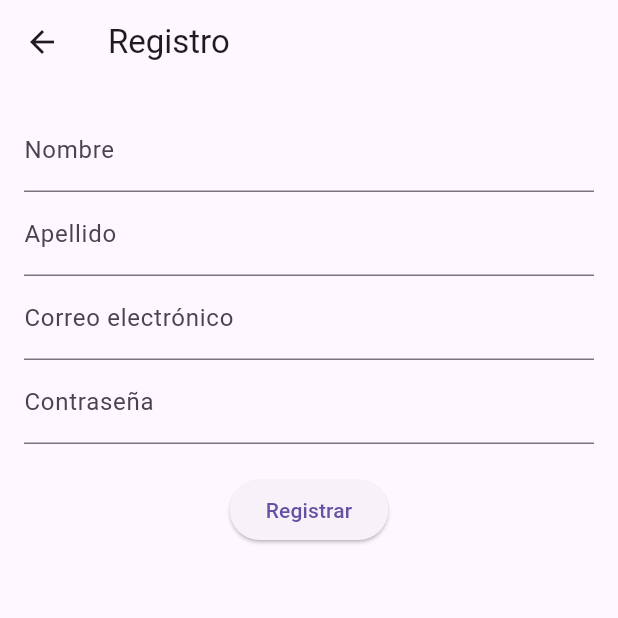
After one commit to MaxomasMaxo/menu_app, a Flutter app: the screen it shows after launch, after a tap on "¿No tienes una cuenta? Regístrate aquí", on a phone screen of 412 x 824 dp, the top half of it. The commit adds this screen. Run offline on Flutter 3.47's test engine with Material 3 defaults, Android fonts, the phone set to English and light mode, and no system bars; our stand-ins replace cloud_firestore, firebase_auth, firebase_core; accounts and stored records are empty; network calls fail.

Commit message:
agregado registro, firestore, manejo de menu, faltam detalles

```diff
--- a/lib/pages/login_page.dart
+++ b/lib/pages/login_page.dart
@@ -1,6 +1,7 @@
 import 'package:flutter/material.dart';
 import 'package:firebase_auth/firebase_auth.dart';
 import 'bottom_nav_page.dart';
+import 'register_page.dart';
 
 class LoginPage extends StatelessWidget {
   final TextEditingController emailController = TextEditingController();
@@ -103,7 +104,7 @@ class LoginPage extends StatelessWidget {
                   }
                 },
                 style: ElevatedButton.styleFrom(
-                  backgroundColor: const Color(0xffff8b00), // Botón inicio
+                  backgroundColor: const Color(0xffff8b00),
                   shape: RoundedRectangleBorder(
                     borderRadius: BorderRadius.circular(10.0),
                   ),
@@ -114,6 +115,16 @@ class LoginPage extends StatelessWidget {
                   style: TextStyle(color:Colors.white,fontSize: 16, fontWeight: FontWeight.bold),
                 ),
               ),
+              SizedBox(height: 20),
+            TextButton(
+              onPressed: () {
+                Navigator.push(
+                  context,
+                  MaterialPageRoute(builder: (context) => RegisterPage()),
+                );
+              },
+              child: Text('¿No tienes una cuenta? Regístrate aquí'),
+            ),
             ],
           ),
         ),
--- /dev/null
+++ b/lib/pages/register_page.dart
@@ -0,0 +1,79 @@
+import 'package:flutter/material.dart';
+import 'package:firebase_auth/firebase_auth.dart';
+import 'package:cloud_firestore/cloud_firestore.dart';
+
+class RegisterPage extends StatefulWidget {
+  @override
+  _RegisterPageState createState() => _RegisterPageState();
+}
+
+class _RegisterPageState extends State<RegisterPage> {
+  final FirebaseAuth _auth = FirebaseAuth.instance;
+  final FirebaseFirestore _firestore = FirebaseFirestore.instance;
+
+  final TextEditingController _emailController = TextEditingController();
+  final TextEditingController _passwordController = TextEditingController();
+  final TextEditingController _nameController = TextEditingController();
+  final TextEditingController _lastnameController = TextEditingController();
+
+  void _register() async {
+    try {
+      // Crear usuario en Firebase Authentication
+      UserCredential userCredential = await _auth.createUserWithEmailAndPassword(
+        email: _emailController.text,
+        password: _passwordController.text,
+      );
+
+      // Guardar información del usuario en Firestore
+      await _firestore.collection('users').doc(userCredential.user!.uid).set({
+        'name': _nameController.text,
+        'email': _emailController.text,
+        'lastname':_lastnameController.text,
+      });
+
+      ScaffoldMessenger.of(context).showSnackBar(
+        SnackBar(content: Text('Usuario registrado con éxito!')),
+      );
+    } catch (e) {
+      ScaffoldMessenger.of(context).showSnackBar(
+        SnackBar(content: Text('Error: $e')),
+      );
+    }
+  }
+
+  @override
+  Widget build(BuildContext context) {
+    return Scaffold(
+      appBar: AppBar(title: Text('Registro')),
+      body: Padding(
+        padding: EdgeInsets.all(16.0),
+        child: Column(
+          children: [
+            TextField(
+              controller: _nameController,
+              decoration: InputDecoration(labelText: 'Nombre'),
+            ),
+            TextField(
+              controller: _lastnameController,
+              decoration: InputDecoration(labelText: 'Apellido'),
+            ),
+            TextField(
+              controller: _emailController,
+              decoration: InputDecoration(labelText: 'Correo electrónico'),
+            ),
+            TextField(
+              controller: _passwordController,
+              decoration: InputDecoration(labelText: 'Contraseña'),
+              obscureText: true,
+            ),
+            SizedBox(height: 20),
+            ElevatedButton(
+              onPressed: _register,
+              child: Text('Registrar'),
+            ),
+          ],
+        ),
+      ),
+    );
+  }
+}
--- a/pubspec.yaml
+++ b/pubspec.yaml
@@ -37,6 +37,7 @@ dependencies:
   cupertino_icons: ^1.0.8
   firebase_core: ^3.8.0
   firebase_auth: ^5.3.3
+  cloud_firestore: ^5.5.0
 
 dev_dependencies:
   flutter_test:
```
Also changed, not shown: lib/pages/bottom_nav_page.dart (+33 -14 lines), lib/pages/meal_card.dart (+22 -2 lines), lib/pages/tab_cesta_page.dart (+34 -5 lines), lib/pages/tab_home_page.dart (+17 -1 lines), lib/pages/tab_inscribir_page.dart (deleted, +0 -75 lines), lib/pages/tab_minuta_page.dart (+21 -7 lines), pubspec.lock, 3 other files.
